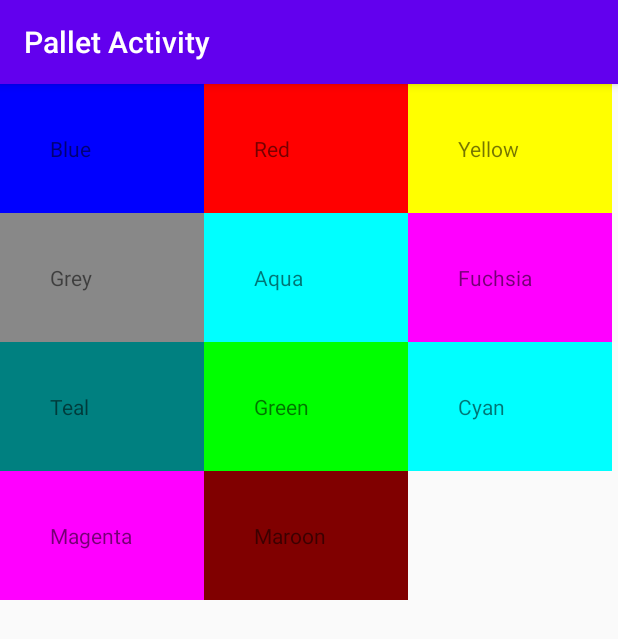
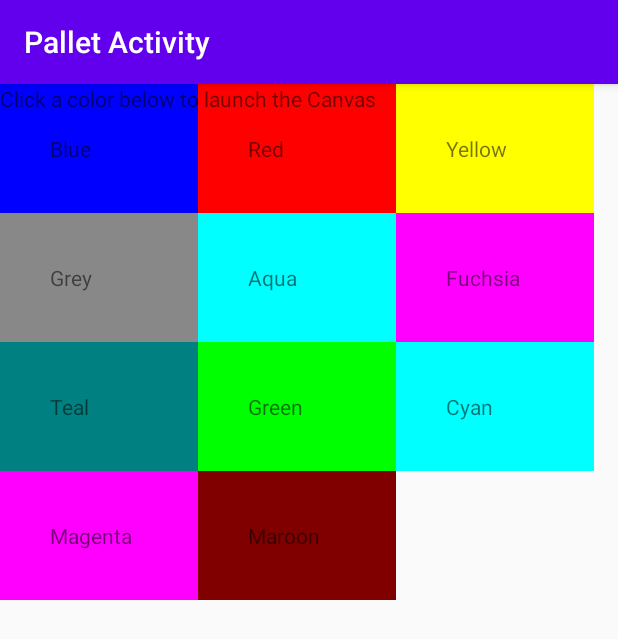
Before and after one commit to aarocka/CIS3515-Lab4, an Android app: the screen it shows after launch (PalletActivity), on a phone screen of 412 x 824 dp. Shown: the top 639 px of the screen. Run offline under Robolectric (Android 15) with nearby library versions, the phone set to English and light mode, and no system bars.

```diff
--- a/app/src/main/java/edu/temple/colorchangingapp/ColorAdapter.java
+++ b/app/src/main/java/edu/temple/colorchangingapp/ColorAdapter.java
@@ -1,6 +1,7 @@
 package edu.temple.colorchangingapp;
 
 import android.content.Context;
+import android.content.res.Resources;
 import android.graphics.Color;
 import android.view.View;
 import android.view.ViewGroup;
@@ -13,9 +14,11 @@ public class ColorAdapter extends BaseAdapter {
 
     String[] colors;
 
+    String[] colors1 = {"Bleu","Rouge","Jaune","Gris","Aqua","Fuchsia","Sarcelle","Vert","Cyan","Magenta","Bordeaux"};
+
     public ColorAdapter(Context context, String[] colors){
         this.context=context;
-        this.colors=colors;
+        this.colors= new String[] {"Blue", "Red", "Yellow", "Grey", "Aqua", "Fuchsia", "Teal", "Green", "Cyan", "Magenta", "Maroon"};
     }
 
     @Override
--- a/app/src/main/java/edu/temple/colorchangingapp/PalletActivity.java
+++ b/app/src/main/java/edu/temple/colorchangingapp/PalletActivity.java
@@ -2,21 +2,31 @@ package edu.temple.colorchangingapp;
 
 import androidx.appcompat.app.AppCompatActivity;
 
+import android.content.Context;
 import android.content.Intent;
+import android.content.res.Resources;
 import android.os.Bundle;
+import android.util.Log;
 import android.view.View;
 import android.widget.AdapterView;
 import android.widget.GridView;
+import android.util.Log;
 
 public class PalletActivity extends AppCompatActivity {
     GridView gridView;
-    String[] colors = {"Blue","Red","Yellow","Grey","Aqua","Fuchsia","Teal","Green","Cyan","Magenta","Maroon"};
+
+    String[] colors = {"Blue", "Red", "Yellow", "Grey", "Aqua", "Fuchsia", "Teal", "Green", "Cyan", "Magenta", "Maroon"};
+
+
 
     public static final String COLOR_KEY = "colorkey";
 
 
     @Override
     protected void onCreate(Bundle savedInstanceState) {
+        String[] colors = getResources().getStringArray(R.array.colors);
+        //Log.w("","colors[1]");
+
         super.onCreate(savedInstanceState);
         setContentView(R.layout.activity_main);
 
--- a/app/src/main/res/layout/activity_main.xml
+++ b/app/src/main/res/layout/activity_main.xml
@@ -8,9 +8,17 @@
 
     <GridView
         android:id="@+id/gridView"
-        android:layout_width="409dp"
-        android:layout_height="729dp"
-        tools:layout_editor_absoluteX="1dp"
-        tools:layout_editor_absoluteY="1dp"
-        tools:ignore="MissingConstraints" />
+        android:layout_width="396dp"
+        android:layout_height="395dp"
+        tools:ignore="MissingConstraints"
+        tools:layout_editor_absoluteX="7dp"
+        tools:layout_editor_absoluteY="206dp" />
+
+    <TextView
+        android:id="@+id/colorMessage"
+        android:layout_width="wrap_content"
+        android:layout_height="wrap_content"
+        android:text="@string/message"
+        tools:layout_editor_absoluteX="89dp"
+        tools:layout_editor_absoluteY="49dp" />
 </androidx.constraintlayout.widget.ConstraintLayout>
--- a/app/src/main/res/values/strings.xml
+++ b/app/src/main/res/values/strings.xml
@@ -1,4 +1,18 @@
+<?xml version="1.0" encoding="utf-8"?>
 <resources>
     <string name="app_name">Color Changing App</string>
-
+    <string name="message">Click a color below to launch the Canvas</string>
+    <string-array name="colors">
+        <item>Blue</item>
+        <item>Red</item>
+        <item>Yellow</item>
+        <item>Grey</item>
+        <item>Aqua</item>
+        <item>Fuchsia</item>
+        <item>Teal</item>
+        <item>Green</item>
+        <item>Gyan</item>
+        <item>Magenta</item>
+        <item>Maroon</item>
+    </string-array>
 </resources>
```
Also changed, not shown: 5 other files.
